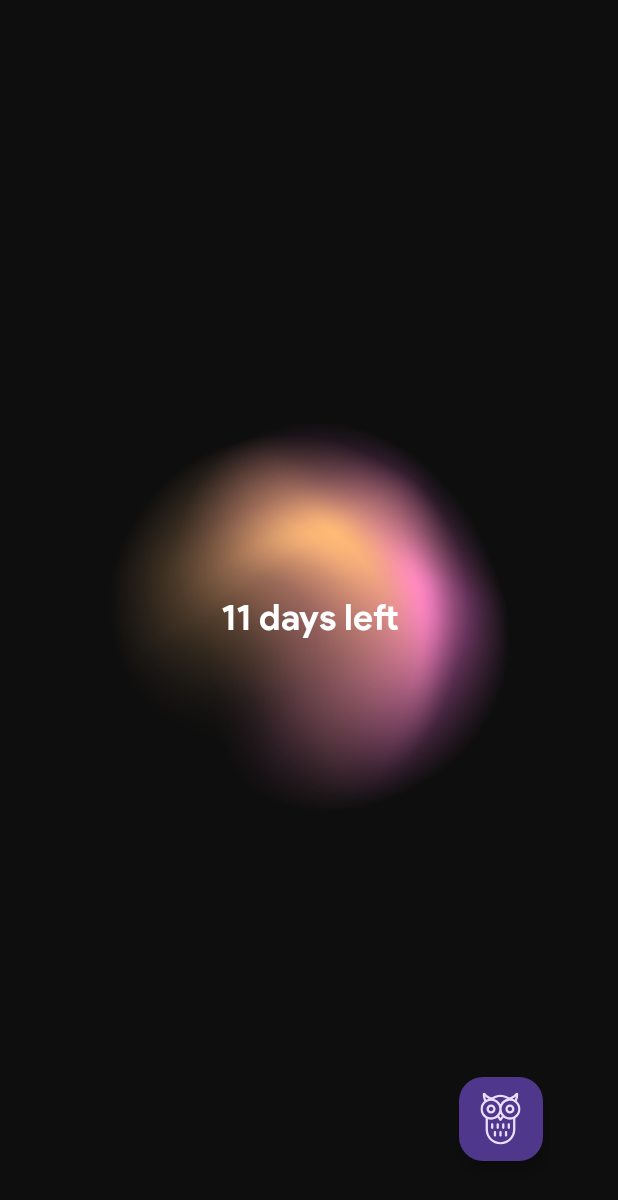
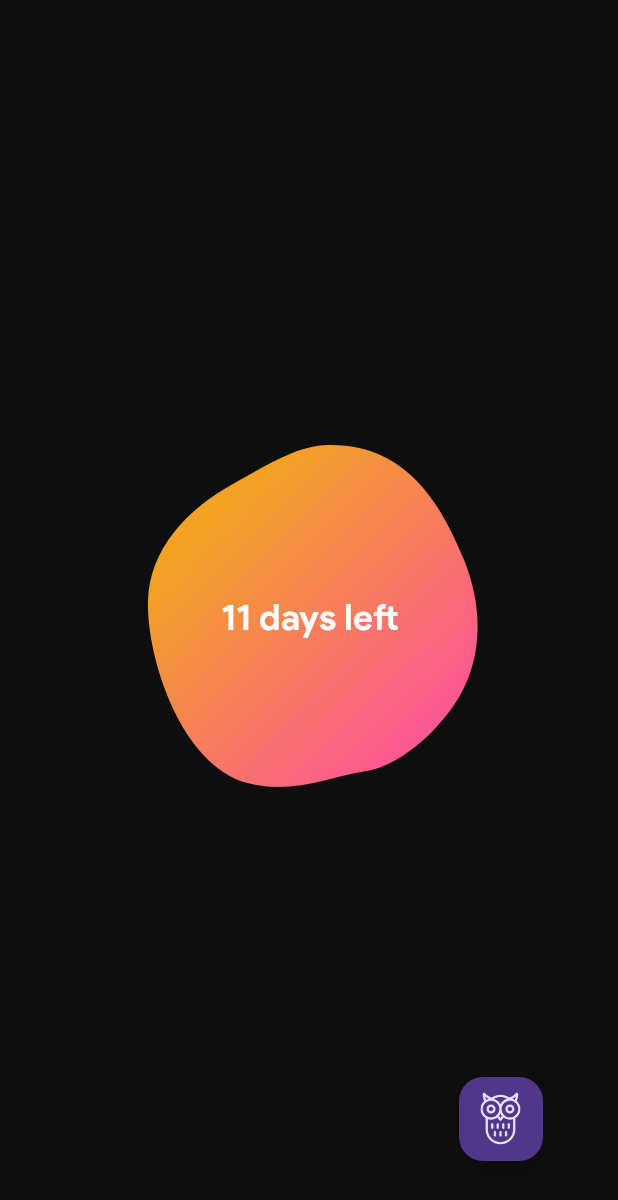
Before and after one commit to the-rebooted-coder/Countdown-Timer, an Android app: the MainActivity screen opened directly, with no data from a screen before it, after a tap on "Secondary FAB 2", on a phone screen of 412 x 824 dp. Shown: the top 1200 px of the screen. Run offline under Robolectric (Android 15) with nearby library versions, the phone set to English and light mode, and no system bars; 2 other taps on this screen came first.

Commit message:
Added Lottie Animation

```diff
--- a/app/build.gradle
+++ b/app/build.gradle
@@ -38,4 +38,5 @@ dependencies {
     testImplementation 'junit:junit:4.13.2'
     androidTestImplementation 'androidx.test.ext:junit:1.1.5'
     androidTestImplementation 'androidx.test.espresso:espresso-core:3.5.1'
+    implementation "com.airbnb.android:lottie:3.4.0"
 }
--- a/app/src/main/res/layout-night/activity_main.xml
+++ b/app/src/main/res/layout-night/activity_main.xml
@@ -5,8 +5,20 @@
     android:id="@+id/relativeLayout"
     android:layout_width="match_parent"
     android:layout_height="match_parent"
-    android:background="@drawable/main_activity_dm"
+    android:background="#0e0e0e"
     tools:context=".MainActivity">
+
+    <com.airbnb.lottie.LottieAnimationView
+        android:id="@+id/animationView"
+        android:layout_width="match_parent"
+        android:layout_height="314dp"
+        app:layout_constraintBottom_toBottomOf="parent"
+        app:layout_constraintEnd_toEndOf="parent"
+        app:layout_constraintStart_toStartOf="parent"
+        app:layout_constraintTop_toTopOf="parent"
+        app:lottie_autoPlay="true"
+        app:lottie_fileName="background_anim.json"
+        app:lottie_loop="true" />
 
     <TextView
         android:id="@+id/countdownTextView"
```
Also changed, not shown: app/src/main/assets/background_anim.json (added, +1 -0 lines), app/src/main/res/drawable-xxhdpi/main_activity_dm.webp (deleted).
